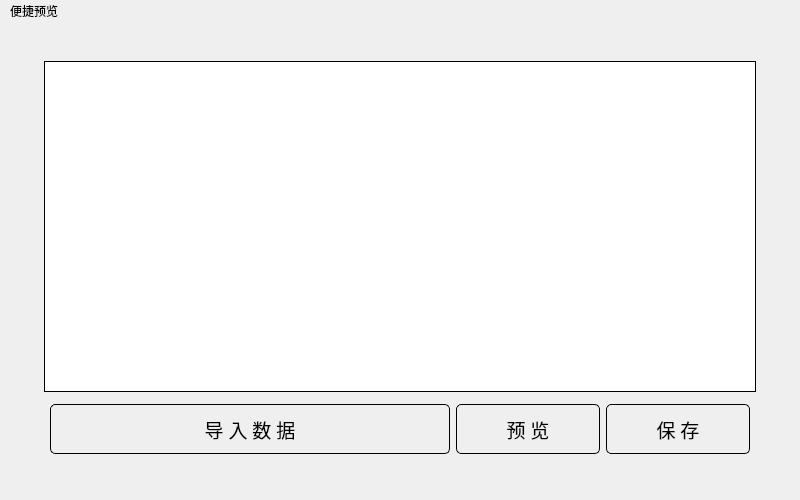
First picture: the form in View/ReaderBaseInfoUI.ui, repository we1019000306/drillProjectBaseInfoReader, before the edit.
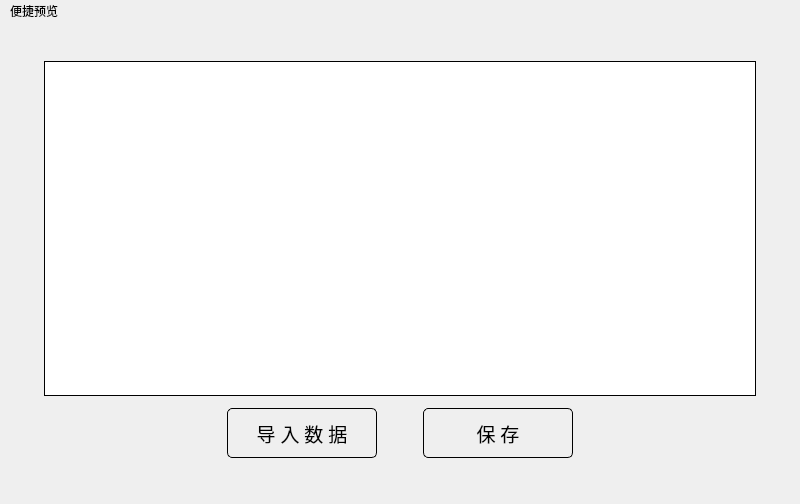
Second picture: the form after the edit. Icons and pictures are not drawn.

Diff of the .ui file:
```diff
--- a/View/ReaderBaseInfoUI.ui
+++ b/View/ReaderBaseInfoUI.ui
@@ -7,7 +7,7 @@
     <x>0</x>
     <y>0</y>
     <width>800</width>
-    <height>500</height>
+    <height>504</height>
    </rect>
   </property>
   <property name="sizePolicy">
@@ -71,38 +71,6 @@
          </attribute>
         </widget>
        </item>
-       <item row="1" column="2" rowspan="2">
-        <spacer name="horizontalSpacer_7">
-         <property name="orientation">
-          <enum>Qt::Horizontal</enum>
-         </property>
-         <property name="sizeType">
-          <enum>QSizePolicy::Fixed</enum>
-         </property>
-         <property name="sizeHint" stdset="0">
-          <size>
-           <width>20</width>
-           <height>10</height>
-          </size>
-         </property>
-        </spacer>
-       </item>
-       <item row="1" column="0" rowspan="2">
-        <spacer name="horizontalSpacer_3">
-         <property name="orientation">
-          <enum>Qt::Horizontal</enum>
-         </property>
-         <property name="sizeType">
-          <enum>QSizePolicy::Fixed</enum>
-         </property>
-         <property name="sizeHint" stdset="0">
-          <size>
-           <width>20</width>
-           <height>10</height>
-          </size>
-         </property>
-        </spacer>
-       </item>
        <item row="0" column="0" colspan="3">
         <spacer name="verticalSpacer_3">
          <property name="orientation">
@@ -120,7 +88,7 @@
         </spacer>
        </item>
        <item row="2" column="1" rowspan="2">
-        <layout class="QGridLayout" name="gridLayout_6" rowstretch="0" columnstretch="0,0,0,0,0,0">
+        <layout class="QGridLayout" name="gridLayout_6" rowstretch="0" columnstretch="0,0,0,0,0,0,0">
          <property name="sizeConstraint">
           <enum>QLayout::SetFixedSize</enum>
          </property>
@@ -136,76 +104,49 @@
          <property name="bottomMargin">
           <number>6</number>
          </property>
-         <item row="0" column="5">
-          <widget class="QPushButton" name="savePushButton">
-           <property name="sizePolicy">
-            <sizepolicy hsizetype="Expanding" vsizetype="Fixed">
-             <horstretch>0</horstretch>
-             <verstretch>0</verstretch>
-            </sizepolicy>
+         <item row="0" column="6">
+          <spacer name="horizontalSpacer_2">
+           <property name="orientation">
+            <enum>Qt::Horizontal</enum>
            </property>
-           <property name="minimumSize">
-            <size>
-             <width>25</width>
-             <height>50</height>
-            </size>
+           <property name="sizeType">
+            <enum>QSizePolicy::Expanding</enum>
            </property>
-           <property name="maximumSize">
+           <property name="sizeHint" stdset="0">
             <size>
-             <width>350</width>
-             <height>16777215</height>
+             <width>40</width>
+             <height>20</height>
             </size>
            </property>
-           <property name="font">
-            <font>
-             <family>Adobe Arabic</family>
-             <pointsize>14</pointsize>
-             <weight>9</weight>
-             <italic>false</italic>
-             <bold>false</bold>
-            </font>
+          </spacer>
+         </item>
+         <item row="0" column="3">
+          <spacer name="horizontalSpacer_4">
+           <property name="orientation">
+            <enum>Qt::Horizontal</enum>
            </property>
-           <property name="styleSheet">
-            <string notr="true">font: 75 14pt &quot;Adobe Arabic&quot;;
-border-radius:5px;
-color:#000;
-border: 1px solid #000</string>
+           <property name="sizeType">
+            <enum>QSizePolicy::Fixed</enum>
            </property>
-           <property name="text">
-            <string>保 存</string>
-           </property>
-           <property name="icon">
-            <iconset>
-             <normaloff>C:/Users/18637/.designer/uisource/save.png</normaloff>C:/Users/18637/.designer/uisource/save.png</iconset>
-           </property>
-           <property name="iconSize">
+           <property name="sizeHint" stdset="0">
             <size>
-             <width>0</width>
-             <height>0</height>
+             <width>40</width>
+             <height>20</height>
             </size>
            </property>
-           <property name="checkable">
-            <bool>false</bool>
-           </property>
-           <property name="autoExclusive">
-            <bool>false</bool>
-           </property>
-           <property name="autoDefault">
-            <bool>false</bool>
-           </property>
-          </widget>
+          </spacer>
          </item>
-         <item row="0" column="0" colspan="2">
+         <item row="0" column="1" colspan="2">
           <widget class="QPushButton" name="selectFileButton">
            <property name="sizePolicy">
-            <sizepolicy hsizetype="Expanding" vsizetype="Fixed">
+            <sizepolicy hsizetype="Fixed" vsizetype="Fixed">
              <horstretch>0</horstretch>
              <verstretch>0</verstretch>
             </sizepolicy>
            </property>
            <property name="minimumSize">
             <size>
-             <width>400</width>
+             <width>150</width>
              <height>50</height>
             </size>
            </property>
@@ -266,23 +207,39 @@
            </property>
           </widget>
          </item>
-         <item row="0" column="2">
-          <widget class="QPushButton" name="previewPushButton">
+         <item row="0" column="0">
+          <spacer name="horizontalSpacer">
+           <property name="orientation">
+            <enum>Qt::Horizontal</enum>
+           </property>
+           <property name="sizeType">
+            <enum>QSizePolicy::Expanding</enum>
+           </property>
+           <property name="sizeHint" stdset="0">
+            <size>
+             <width>40</width>
+             <height>20</height>
+            </size>
+           </property>
+          </spacer>
+         </item>
+         <item row="0" column="5">
+          <widget class="QPushButton" name="savePushButton">
            <property name="sizePolicy">
-            <sizepolicy hsizetype="Expanding" vsizetype="Fixed">
+            <sizepolicy hsizetype="Fixed" vsizetype="Fixed">
              <horstretch>0</horstretch>
              <verstretch>0</verstretch>
             </sizepolicy>
            </property>
            <property name="minimumSize">
             <size>
-             <width>50</width>
+             <width>150</width>
              <height>50</height>
             </size>
            </property>
            <property name="maximumSize">
             <size>
-             <width>330</width>
+             <width>400</width>
              <height>16777215</height>
             </size>
            </property>
@@ -305,7 +262,7 @@
 border: 1px solid #000</string>
            </property>
            <property name="text">
-            <string>预 览</string>
+            <string>保 存</string>
            </property>
            <property name="icon">
             <iconset>
@@ -317,19 +274,51 @@
              <height>0</height>
             </size>
            </property>
+           <property name="checkable">
+            <bool>false</bool>
+           </property>
+           <property name="autoExclusive">
+            <bool>false</bool>
+           </property>
            <property name="autoDefault">
             <bool>false</bool>
            </property>
-           <property name="default">
-            <bool>false</bool>
-           </property>
-           <property name="flat">
-            <bool>true</bool>
-           </property>
           </widget>
          </item>
         </layout>
        </item>
+       <item row="1" column="2" rowspan="3">
+        <spacer name="horizontalSpacer_7">
+         <property name="orientation">
+          <enum>Qt::Horizontal</enum>
+         </property>
+         <property name="sizeType">
+          <enum>QSizePolicy::Fixed</enum>
+         </property>
+         <property name="sizeHint" stdset="0">
+          <size>
+           <width>20</width>
+           <height>10</height>
+          </size>
+         </property>
+        </spacer>
+       </item>
+       <item row="1" column="0" rowspan="3">
+        <spacer name="horizontalSpacer_3">
+         <property name="orientation">
+          <enum>Qt::Horizontal</enum>
+         </property>
+         <property name="sizeType">
+          <enum>QSizePolicy::Fixed</enum>
+         </property>
+         <property name="sizeHint" stdset="0">
+          <size>
+           <width>20</width>
+           <height>10</height>
+          </size>
+         </property>
+        </spacer>
+       </item>
       </layout>
      </widget>
     </item>
```
Left out of the diff: 13 changed lines with no effect on the pictures.
